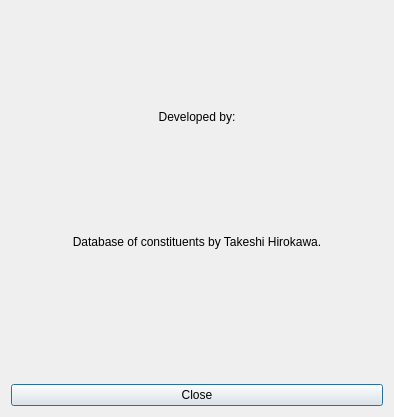
Above: src/ui/aboutdialog.ui from echmet/PeakMasterNG before the change. Below: the same form after it.
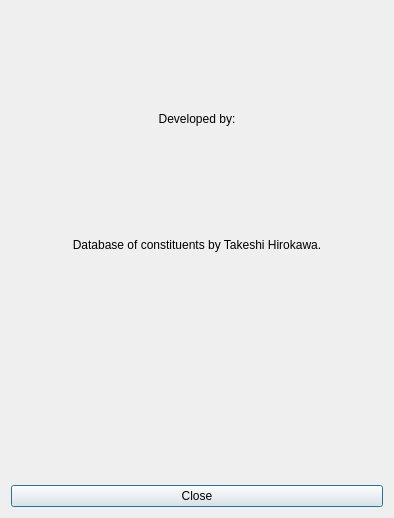
That is the form after the change.

Commit message: Display LEMNG version string in the About dialog

Patch:
```diff
--- a/src/ui/aboutdialog.ui
+++ b/src/ui/aboutdialog.ui
@@ -7,7 +7,7 @@
     <x>0</x>
     <y>0</y>
     <width>394</width>
-    <height>417</height>
+    <height>518</height>
    </rect>
   </property>
   <property name="sizePolicy">
@@ -145,6 +145,16 @@
      </property>
     </widget>
    </item>
+   <item>
+    <widget class="QLabel" name="ql_lemngVersion">
+     <property name="text">
+      <string>&lt;LEMNG_VERSION&gt;</string>
+     </property>
+     <property name="alignment">
+      <set>Qt::AlignCenter</set>
+     </property>
+    </widget>
+   </item>
    <item>
     <widget class="QPushButton" name="qpb_close">
      <property name="text">
```
The commit also changes 1 other file.
